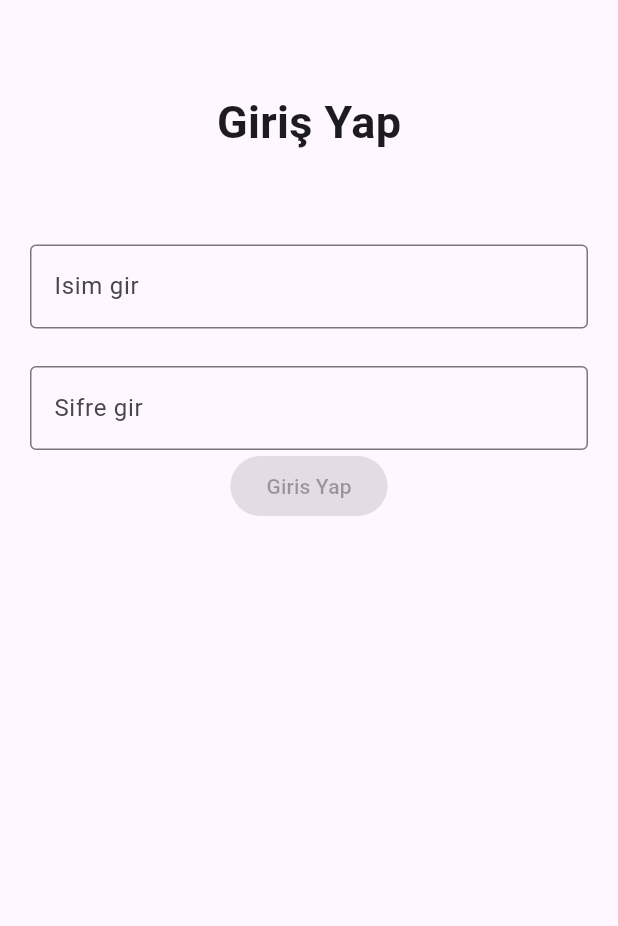
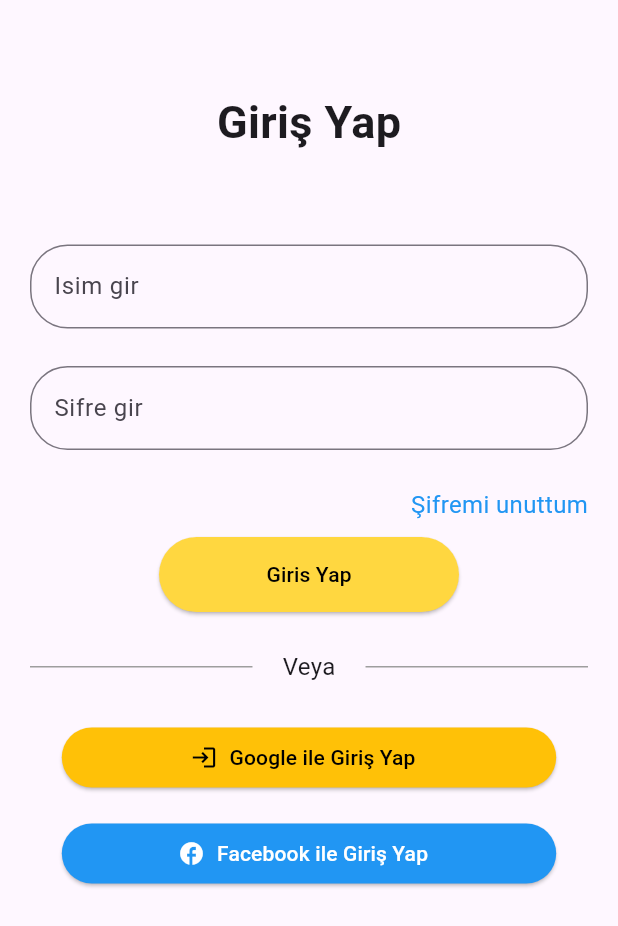
Before and after one commit to azrars/google_appjam, a Flutter app: the screen it shows after launch, on a phone screen of 412 x 824 dp. Shown: the top 926 px of the screen. Run offline on Flutter 3.47's test engine with Material 3 defaults, Android fonts, the phone set to English and light mode, and no system bars; our stand-ins replace logger.

Commit message:
Giris ekrani yapildi

```diff
--- a/lib/login_page.dart
+++ b/lib/login_page.dart
@@ -1,5 +1,9 @@
 import 'package:flutter/material.dart';
+import 'package:flutter_application_1/social_sign_in_button.dart';
 import 'package:flutter_application_1/text_field.dart';
+import 'package:logger/logger.dart';
+
+final Logger _logger = Logger();
 
 class LoginPage extends StatelessWidget {
   const LoginPage({Key? key}) : super(key: key);
@@ -7,12 +11,13 @@ class LoginPage extends StatelessWidget {
   @override
   Widget build(BuildContext context) {
     return Scaffold(
-      body: SizedBox(
+      body: SingleChildScrollView(
+        child: SizedBox(
           height: MediaQuery.of(context).size.height,
           width: double.infinity,
-        child: const Column(
+          child: Column(
             children: [
-            Padding(
+              const Padding(
                 padding: EdgeInsets.symmetric(horizontal: 20, vertical: 60),
                 child: Column(
                   children: [
@@ -26,15 +31,83 @@ class LoginPage extends StatelessWidget {
                   ],
                 ),
               ),
-            MyTextField(labelText: 'Isim gir', obscureText: false),
-            SizedBox(
+              const MyTextField(labelText: 'Isim gir', obscureText: false),
+              const SizedBox(
                 height: 25,
               ),
-            MyTextField(labelText: 'Sifre gir', obscureText: true),
-            ElevatedButton(onPressed: null, child: Text('Giris Yap'),
-
-            )
+              const MyTextField(labelText: 'Sifre gir', obscureText: true),
+              const SizedBox(
+                height: 15,
+              ),
+              const Row(
+                mainAxisAlignment: MainAxisAlignment.end,
+                children: [
+                  Padding(
+                    padding: EdgeInsets.symmetric(vertical: 10, horizontal: 20),
+                    child: Text(
+                      'Şifremi unuttum',
+                      style: TextStyle(color: Colors.blue, fontSize: 16),
+                    ),
+                  ),
                 ],
+              ),
+              SizedBox(
+                height: 50,
+                width: 200,
+                child: ElevatedButton(
+                    onPressed: () {
+                      // Giriş Yap butonuna basıldığında yapılacak işlemler
+                    },
+                    style: ButtonStyle(
+                        backgroundColor:
+                            MaterialStateProperty.all(Colors.amberAccent)),
+                    child: const Text(
+                      'Giris Yap',
+                      style: TextStyle(color: Colors.black),
+                    )),
+              ),
+              const SizedBox(
+                height: 25,
+              ),
+              const Padding(
+                padding: EdgeInsets.symmetric(horizontal: 20),
+                child: Row(
+                  children: [
+                    Expanded(
+                      child: Divider(
+                        thickness: 1,
+                        color: Colors.grey,
+                      ),
+                    ),
+                    Padding(
+                      padding: EdgeInsets.symmetric(horizontal: 20),
+                      child: Text(
+                        'Veya',
+                        style: TextStyle(fontSize: 16),
+                      ),
+                    ),
+                    Expanded(
+                      child: Divider(
+                        thickness: 1,
+                        color: Colors.grey,
+                      ),
+                    ),
+                  ],
+                ),
+              ),
+              const SizedBox(
+                height: 25,
+              ),
+              SocialSignInButton(
+                onGooglePressed: () {
+                  _logger.d("Google ile giriş yap butonuna basıldı.");
+                },
+                onFacebookPressed: () {
+                  _logger.d("Facebook ile giriş yap butonuna basıldı.");
+                },
+              ),
+            ],
+          ),
         ),
       ),
     );
--- /dev/null
+++ b/lib/social_sign_in_button.dart
@@ -0,0 +1,48 @@
+import 'package:flutter/material.dart';
+
+class SocialSignInButton extends StatelessWidget {
+  const SocialSignInButton({
+    Key? key,
+    required this.onGooglePressed,
+    required this.onFacebookPressed,
+  }) : super(key: key);
+
+  final VoidCallback onGooglePressed;
+  final VoidCallback onFacebookPressed;
+
+  @override
+  Widget build(BuildContext context) {
+    return Column(
+      crossAxisAlignment: CrossAxisAlignment.center,
+      children: [
+        ElevatedButton.icon(
+          onPressed: onGooglePressed,
+          icon: const Icon(Icons.login),
+          label: const Text('Google ile Giriş Yap'),
+          style: ElevatedButton.styleFrom(
+            backgroundColor: Colors.amber,
+            foregroundColor: Colors.black,
+            shape: RoundedRectangleBorder(
+              borderRadius: BorderRadius.circular(20),
+            ),
+            fixedSize: Size.fromWidth(MediaQuery.of(context).size.width * 0.8), // Set button width
+          ),
+        ),
+        const SizedBox(height: 16), // Add spacing
+        ElevatedButton.icon(
+          onPressed: onFacebookPressed,
+          icon: const Icon(Icons.facebook),
+          label: const Text('Facebook ile Giriş Yap'),
+          style: ElevatedButton.styleFrom(
+            backgroundColor: Colors.blue,
+            foregroundColor: Colors.white,
+            shape: RoundedRectangleBorder(
+              borderRadius: BorderRadius.circular(20),
+            ),
+            fixedSize: Size.fromWidth(MediaQuery.of(context).size.width * 0.8), // Set button width
+          ),
+        ),
+      ],
+    );
+  }
+}
--- a/lib/text_field.dart
+++ b/lib/text_field.dart
@@ -1,23 +1,23 @@
 import 'package:flutter/material.dart';
 
 class MyTextField extends StatelessWidget {
-  final controller;
   final String labelText;
   final bool obscureText;
-  const MyTextField({super.key, this.controller, required this.labelText, required this.obscureText});
+  const MyTextField(
+      {super.key, required this.labelText, required this.obscureText});
 
   @override
   Widget build(BuildContext context) {
-    return  Padding(
-      padding: EdgeInsets.symmetric(horizontal: 20),
+    return Padding(
+      padding: const EdgeInsets.symmetric(horizontal: 20),
       child: TextField(
-        controller: controller,
         obscureText: obscureText,
         decoration: InputDecoration(
-          border: const OutlineInputBorder(
-              borderSide: BorderSide(
-            color: Color.fromARGB(255, 151, 172, 239),
-          )),
+          border: OutlineInputBorder(
+              borderRadius: BorderRadius.circular(25),
+              borderSide: const BorderSide(
+                color: Color.fromARGB(255, 151, 172, 239),
+              )),
           labelText: labelText,
         ),
       ),
--- a/pubspec.yaml
+++ b/pubspec.yaml
@@ -30,6 +30,7 @@ environment:
 dependencies:
   flutter:
     sdk: flutter
+  logger: ^2.1.0
 
 
   # The following adds the Cupertino Icons font to your application.
```
Also changed, not shown: pubspec.lock, 1 other file. Lines whose indentation alone changed are shown as unchanged.
